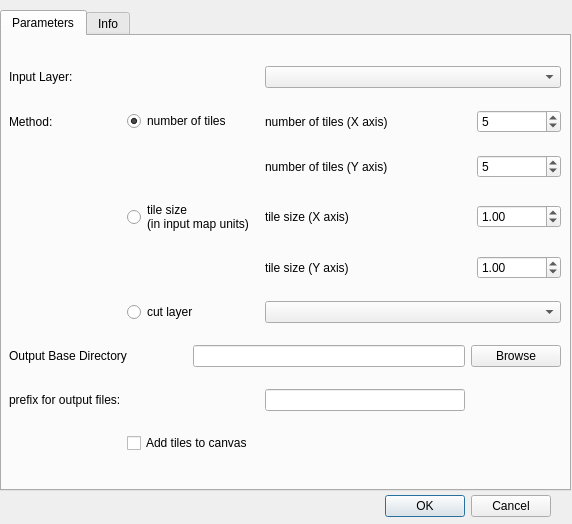
Sereza7/gridsplitter, file gridSplitter_dialog_base.ui: the form before one commit.
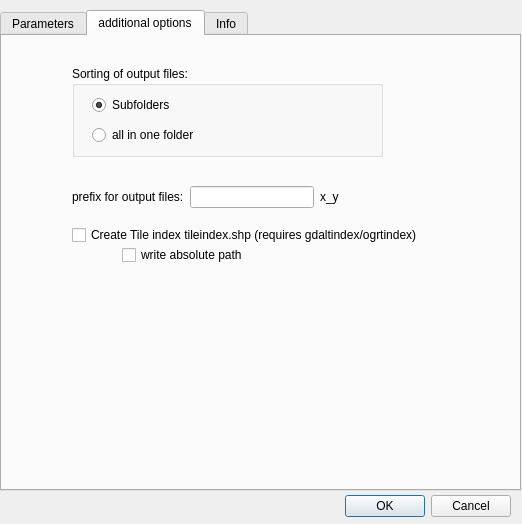
The form after the commit. The open tabs and pages were chosen to show the change.

Commit message: added tileindex and subfolder option

```diff
--- a/gridSplitter_dialog_base.ui
+++ b/gridSplitter_dialog_base.ui
@@ -6,7 +6,7 @@
    <rect>
     <x>0</x>
     <y>0</y>
-    <width>572</width>
+    <width>522</width>
     <height>524</height>
    </rect>
   </property>
@@ -16,7 +16,7 @@
   <widget class="QDialogButtonBox" name="button_box">
    <property name="geometry">
     <rect>
-     <x>210</x>
+     <x>170</x>
      <y>490</y>
      <width>341</width>
      <height>32</height>
@@ -37,7 +37,7 @@
     <rect>
      <x>0</x>
      <y>10</y>
-     <width>571</width>
+     <width>521</width>
      <height>481</height>
     </rect>
    </property>
@@ -53,51 +53,11 @@
       <rect>
        <x>7</x>
        <y>14</y>
-       <width>552</width>
+       <width>506</width>
        <height>421</height>
       </rect>
      </property>
      <layout class="QGridLayout" name="gridLayout">
-      <item row="6" column="0" colspan="2">
-       <widget class="QLabel" name="label_6">
-        <property name="toolTip">
-         <string>&lt;html&gt;&lt;head/&gt;&lt;body&gt;&lt;p&gt;The directory where the output is stored.&lt;/p&gt;&lt;/body&gt;&lt;/html&gt;</string>
-        </property>
-        <property name="locale">
-         <locale language="English" country="UnitedStates"/>
-        </property>
-        <property name="text">
-         <string>Output Base Directory</string>
-        </property>
-       </widget>
-      </item>
-      <item row="2" column="4" colspan="2">
-       <widget class="QLabel" name="label_5">
-        <property name="locale">
-         <locale language="English" country="UnitedStates"/>
-        </property>
-        <property name="text">
-         <string>number of tiles (Y axis)</string>
-        </property>
-       </widget>
-      </item>
-      <item row="6" column="5" colspan="2">
-       <widget class="QPushButton" name="cmdBrowseOutput">
-        <property name="locale">
-         <locale language="English" country="UnitedStates"/>
-        </property>
-        <property name="text">
-         <string>Browse</string>
-        </property>
-       </widget>
-      </item>
-      <item row="6" column="2" colspan="3">
-       <widget class="QLineEdit" name="OuptDir">
-        <property name="toolTip">
-         <string>&lt;html&gt;&lt;head/&gt;&lt;body&gt;&lt;p&gt;The directory where the output is stored.&lt;/p&gt;&lt;/body&gt;&lt;/html&gt;</string>
-        </property>
-       </widget>
-      </item>
       <item row="3" column="4">
        <widget class="QLabel" name="label_14">
         <property name="text">
@@ -105,40 +65,10 @@
         </property>
        </widget>
       </item>
-      <item row="7" column="4">
-       <widget class="QLineEdit" name="prefixx">
-        <property name="toolTip">
-         <string>&lt;html&gt;&lt;head/&gt;&lt;body&gt;&lt;p&gt;optional: If you want a different name than [tileX]_[tiley], you can add a prefix&lt;/p&gt;&lt;/body&gt;&lt;/html&gt;</string>
-        </property>
-       </widget>
-      </item>
-      <item row="5" column="1" colspan="2">
-       <widget class="QRadioButton" name="cutLayerRadio">
-        <property name="toolTip">
-         <string>&lt;html&gt;&lt;head/&gt;&lt;body&gt;&lt;p&gt;Specify a polygon vector layer that is loaded in QGIS. For each feature, there will be a tile created.&lt;/p&gt;&lt;/body&gt;&lt;/html&gt;</string>
-        </property>
+      <item row="1" column="0">
+       <widget class="QLabel" name="label_18">
         <property name="text">
-         <string>cut layer</string>
-        </property>
-       </widget>
-      </item>
-      <item row="7" column="0">
-       <widget class="QLabel" name="label_8">
-        <property name="toolTip">
-         <string>&lt;html&gt;&lt;head/&gt;&lt;body&gt;&lt;p&gt;optional: If you want a different name than [tileX]_[tiley], you can add a prefix&lt;/p&gt;&lt;/body&gt;&lt;/html&gt;</string>
-        </property>
-        <property name="text">
-         <string>prefix for output files:</string>
-        </property>
-       </widget>
-      </item>
-      <item row="8" column="1" colspan="2">
-       <widget class="QCheckBox" name="addTiles">
-        <property name="toolTip">
-         <string>&lt;html&gt;&lt;head/&gt;&lt;body&gt;&lt;p&gt;Add the created files to QGIS. &lt;/p&gt;&lt;/body&gt;&lt;/html&gt;</string>
-        </property>
-        <property name="text">
-         <string>Add tiles to canvas</string>
+         <string>Method:</string>
         </property>
        </widget>
       </item>
@@ -200,8 +130,15 @@
         </property>
        </widget>
       </item>
-      <item row="0" column="4" colspan="3">
-       <widget class="QComboBox" name="inputRasterBox"/>
+      <item row="7" column="1" colspan="2">
+       <widget class="QCheckBox" name="addTiles">
+        <property name="toolTip">
+         <string>&lt;html&gt;&lt;head/&gt;&lt;body&gt;&lt;p&gt;Add the created files to QGIS. &lt;/p&gt;&lt;/body&gt;&lt;/html&gt;</string>
+        </property>
+        <property name="text">
+         <string>Add tiles to canvas</string>
+        </property>
+       </widget>
       </item>
       <item row="1" column="6">
        <widget class="QSpinBox" name="splicesXSpinBox">
@@ -267,12 +204,157 @@
         </property>
        </widget>
       </item>
-      <item row="5" column="4" colspan="3">
+      <item row="0" column="2" colspan="5">
+       <widget class="QComboBox" name="inputRasterBox"/>
+      </item>
+      <item row="5" column="3" colspan="4">
        <widget class="QComboBox" name="cutLayerBox"/>
       </item>
+      <item row="6" column="6">
+       <widget class="QPushButton" name="cmdBrowseOutput">
+        <property name="locale">
+         <locale language="English" country="UnitedStates"/>
+        </property>
+        <property name="text">
+         <string>Browse</string>
+        </property>
+       </widget>
+      </item>
+      <item row="6" column="2" colspan="4">
+       <widget class="QLineEdit" name="OuptDir">
+        <property name="toolTip">
+         <string>&lt;html&gt;&lt;head/&gt;&lt;body&gt;&lt;p&gt;The directory where the output is stored.&lt;/p&gt;&lt;/body&gt;&lt;/html&gt;</string>
+        </property>
+       </widget>
+      </item>
      </layout>
     </widget>
    </widget>
+   <widget class="QWidget" name="tab_3">
+    <attribute name="title">
+     <string>additional options</string>
+    </attribute>
+    <widget class="QCheckBox" name="tileindexCheck">
+     <property name="geometry">
+      <rect>
+       <x>70</x>
+       <y>190</y>
+       <width>375</width>
+       <height>18</height>
+      </rect>
+     </property>
+     <property name="toolTip">
+      <string>&lt;html&gt;&lt;head/&gt;&lt;body&gt;&lt;p&gt;A tile index is a shapefile that stores the information of all outputs' extent as polygons. It will be stored in Outputbasefolder/tileindex.shp&lt;/p&gt;&lt;/body&gt;&lt;/html&gt;</string>
+     </property>
+     <property name="text">
+      <string>Create Tile index tileindex.shp (requires gdaltindex/ogrtindex)</string>
+     </property>
+    </widget>
+    <widget class="QCheckBox" name="absolutePathCheck">
+     <property name="geometry">
+      <rect>
+       <x>120</x>
+       <y>210</y>
+       <width>134</width>
+       <height>18</height>
+      </rect>
+     </property>
+     <property name="toolTip">
+      <string>&lt;html&gt;&lt;head/&gt;&lt;body&gt;&lt;p&gt;Write the tile index information in absolute paths instead of relative to the index file's position.&lt;/p&gt;&lt;/body&gt;&lt;/html&gt;</string>
+     </property>
+     <property name="text">
+      <string>write absolute path</string>
+     </property>
+    </widget>
+    <widget class="QWidget" name="layoutWidget">
+     <property name="geometry">
+      <rect>
+       <x>70</x>
+       <y>150</y>
+       <width>267</width>
+       <height>22</height>
+      </rect>
+     </property>
+     <layout class="QHBoxLayout" name="horizontalLayout">
+      <item>
+       <widget class="QLabel" name="label_8">
+        <property name="toolTip">
+         <string>&lt;html&gt;&lt;head/&gt;&lt;body&gt;&lt;p&gt;optional: If you want a different name than [tileX]_[tiley], you can add a prefix&lt;/p&gt;&lt;/body&gt;&lt;/html&gt;</string>
+        </property>
+        <property name="text">
+         <string>prefix for output files:</string>
+        </property>
+       </widget>
+      </item>
+      <item>
+       <widget class="QLineEdit" name="prefixx">
+        <property name="toolTip">
+         <string>&lt;html&gt;&lt;head/&gt;&lt;body&gt;&lt;p&gt;optional: If you want a different name than [tileX]_[tiley], you can add a prefix&lt;/p&gt;&lt;/body&gt;&lt;/html&gt;</string>
+        </property>
+       </widget>
+      </item>
+      <item>
+       <widget class="QLabel" name="label_7">
+        <property name="text">
+         <string>x_y</string>
+        </property>
+       </widget>
+      </item>
+     </layout>
+    </widget>
+    <widget class="QGroupBox" name="groupBox">
+     <property name="geometry">
+      <rect>
+       <x>70</x>
+       <y>30</y>
+       <width>311</width>
+       <height>91</height>
+      </rect>
+     </property>
+     <property name="title">
+      <string>Sorting of output files:</string>
+     </property>
+     <widget class="QRadioButton" name="subfolderRadio">
+      <property name="geometry">
+       <rect>
+        <x>20</x>
+        <y>30</y>
+        <width>248</width>
+        <height>18</height>
+       </rect>
+      </property>
+      <property name="toolTip">
+       <string>&lt;html&gt;&lt;head/&gt;&lt;body&gt;&lt;p&gt;There will be subfolders made for paths and rows of tile creation.&lt;/p&gt;&lt;/body&gt;&lt;/html&gt;</string>
+      </property>
+      <property name="text">
+       <string>Subfolders</string>
+      </property>
+      <property name="checked">
+       <bool>true</bool>
+      </property>
+     </widget>
+     <widget class="QRadioButton" name="nosubfolderRadio">
+      <property name="geometry">
+       <rect>
+        <x>20</x>
+        <y>60</y>
+        <width>248</width>
+        <height>18</height>
+       </rect>
+      </property>
+      <property name="toolTip">
+       <string>&lt;html&gt;&lt;head/&gt;&lt;body&gt;&lt;p&gt;all output files will be stored in the base Folder&lt;/p&gt;&lt;/body&gt;&lt;/html&gt;</string>
+      </property>
+      <property name="text">
+       <string>all in one folder</string>
+      </property>
+     </widget>
+    </widget>
+    <zorder>layoutWidget</zorder>
+    <zorder>tileindexCheck</zorder>
+    <zorder>absolutePathCheck</zorder>
+    <zorder>groupBox</zorder>
+   </widget>
    <widget class="QWidget" name="tab_2">
     <attribute name="title">
      <string>Info</string>
```
Left out of the diff: 53 changed lines with no effect on the pictures. The commit also changes 1 other file.
